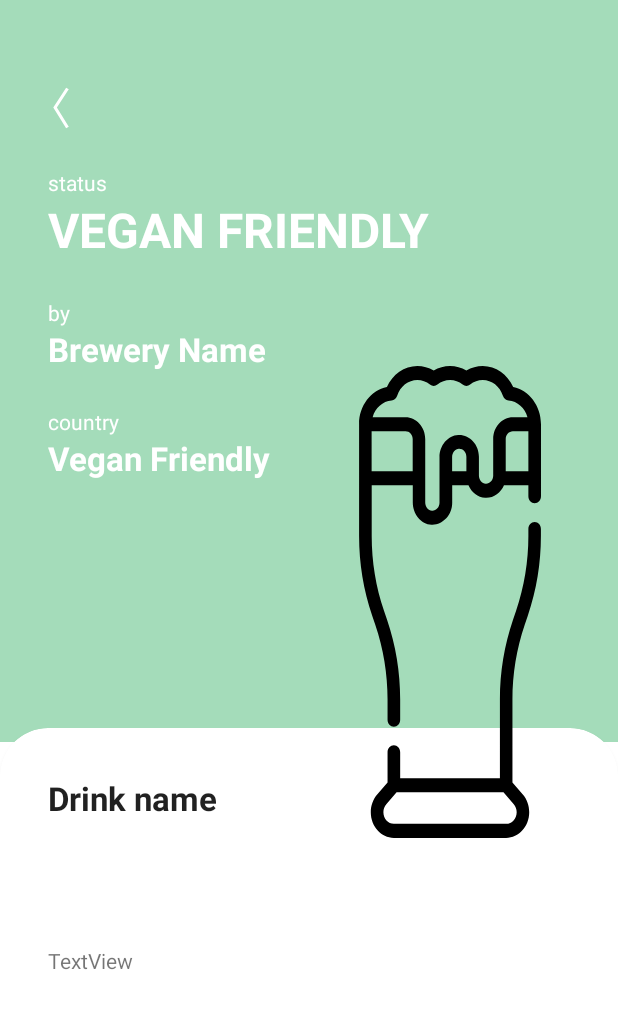
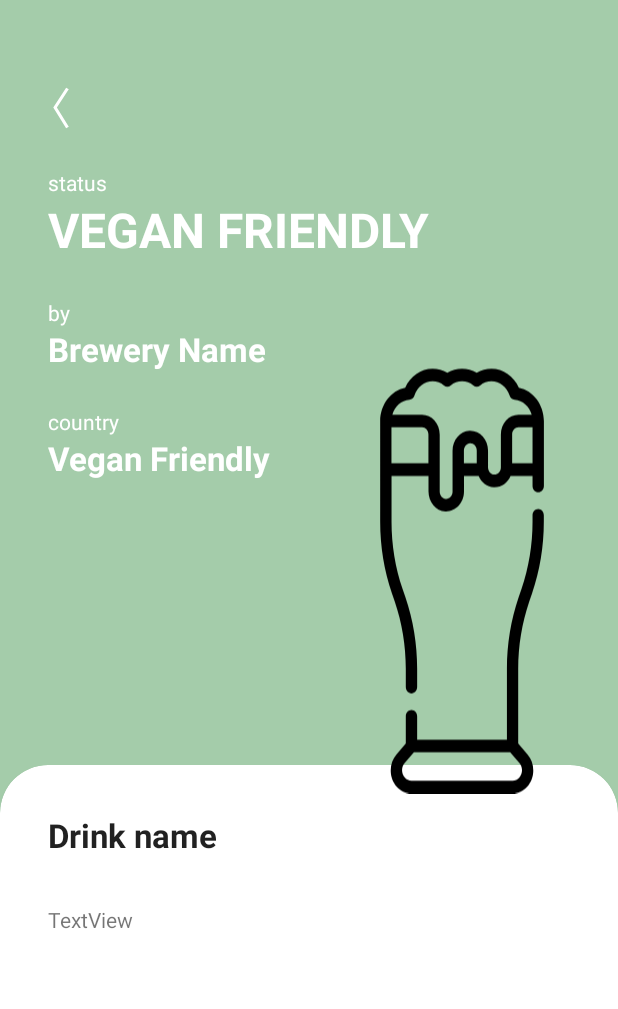
Before and after one commit to smbduknow/VeganDrinks, an Android app: the layout activity_product.xml on its own in the app's theme, with its tools: preview values and no code run, on a phone screen of 412 x 824 dp. Shown: the top 1009 px of the screen. Run offline under Robolectric (Android 15) with nearby library versions, the phone set to English and light mode, and no system bars.

Commit message:
minor design fixes

```diff
--- a/app/src/main/res/layout/activity_product.xml
+++ b/app/src/main/res/layout/activity_product.xml
@@ -12,7 +12,7 @@
         android:layout_height="0dp"
         android:background="@color/green"
         app:layout_constraintEnd_toEndOf="parent"
-        app:layout_constraintHeight_percent="0.6"
+        app:layout_constraintHeight_percent="0.7"
         app:layout_constraintStart_toStartOf="parent"
         app:layout_constraintTop_toTopOf="parent" />
 
@@ -23,7 +23,7 @@
         android:layout_marginBottom="-32dp"
         android:clipChildren="false"
         app:layout_constraintBottom_toBottomOf="parent"
-        app:layout_constraintHeight_percent="0.45">
+        app:layout_constraintHeight_percent="0.42">
 
         <com.google.android.material.card.MaterialCardView
             android:layout_width="match_parent"
@@ -115,12 +115,13 @@
 
     <androidx.appcompat.widget.AppCompatImageView
         android:id="@+id/img_drink_icon"
-        android:layout_width="160dp"
+        android:layout_width="0dp"
         android:layout_height="0dp"
         android:layout_marginEnd="32dp"
         android:layout_marginTop="24dp"
         android:adjustViewBounds="true"
         android:scaleType="fitCenter"
+        app:layout_constraintWidth_percent="0.35"
         app:layout_constraintTop_toBottomOf="@id/tv_status"
         app:layout_constraintBottom_toBottomOf="@+id/title_text"
         app:layout_constraintEnd_toEndOf="parent"
@@ -133,7 +134,7 @@
         android:layout_marginStart="32dp"
         android:layout_marginTop="32dp"
         android:layout_marginEnd="8dp"
-        android:lines="3"
+        android:maxLines="3"
         android:textAppearance="@style/TextAppearance.AppCompat.Large"
         android:textStyle="bold"
         app:layout_constraintEnd_toStartOf="@+id/img_drink_icon"
--- a/app/src/main/res/values/colors.xml
+++ b/app/src/main/res/values/colors.xml
@@ -7,11 +7,11 @@
     <color name="blue_main">#8ACCE1</color>
     <color name="blue_soft">#f5FdFF</color>
 
-    <color name="green">#A4DCBA</color>
+    <color name="green">#A4CCAA</color>
     <color name="green_light">#D0F1DD</color>
-    <color name="yellow">#FFD089</color>
+    <color name="yellow">#FFC079</color>
     <color name="yellow_light">#fae2a0</color>
-    <color name="red">#FFB1B1</color>
+    <color name="red">#FFA1A1</color>
     <color name="red_light">#ffc7c7</color>
 
     <color name="black">#111111</color>
```
